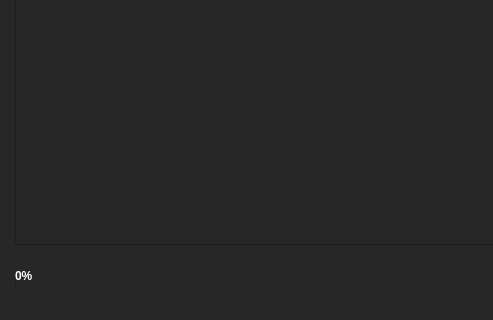
Qt form outside/views_ui/Outside_MainWindow.ui (Outsider-corp/OutsideYT) before a commit; both pictures show x 0 to 493 and y 314 to 634 of the 1031 by 634 pixel window.
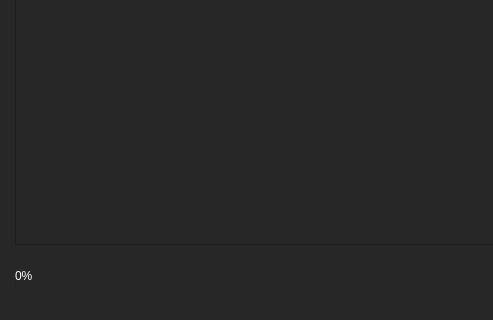
The same form after that commit. The open tabs and pages were chosen to show the change.

Diff of the .ui file:
```diff
--- a/outside/views_ui/Outside_MainWindow.ui
+++ b/outside/views_ui/Outside_MainWindow.ui
@@ -956,12 +956,13 @@
          <layout class="QHBoxLayout" name="horizontalLayout_10">
           <item>
            <widget class="QProgressBar" name="Download_Progress_Bar">
+            <property name="enabled">
+             <bool>true</bool>
+            </property>
             <property name="font">
              <font>
               <family>Arial</family>
               <pointsize>9</pointsize>
-              <weight>75</weight>
-              <bold>true</bold>
              </font>
             </property>
             <property name="value">
```
Left out of the diff: 34 changed lines with no effect on the pictures.
